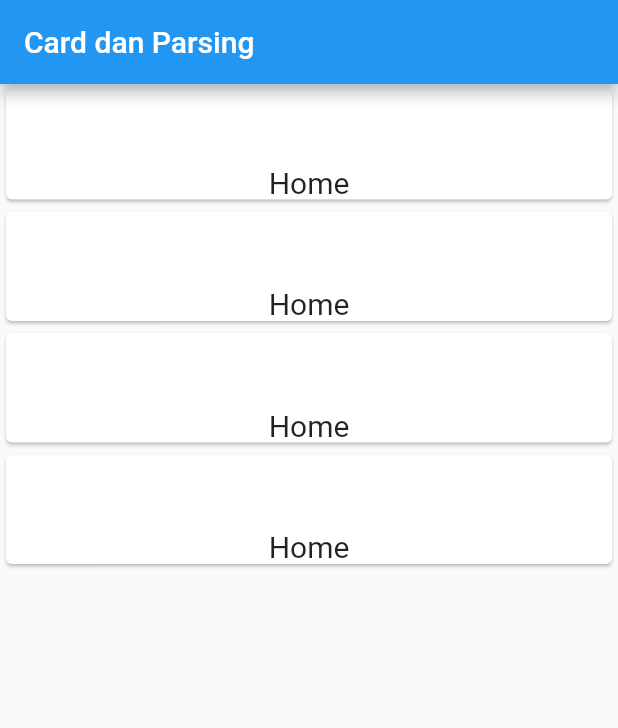
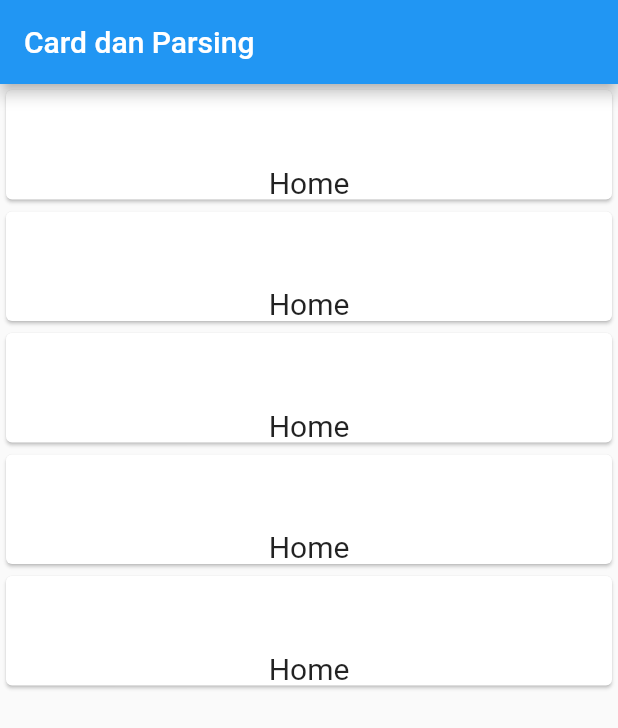
Before and after one commit to aricangcimen/lat_flutter, a Flutter app: the Halsatu screen opened directly, on a phone screen of 412 x 824 dp. Shown: the top 728 px of the screen. Run offline on Flutter 3.47's test engine with Material 2 defaults, Android fonts, the phone set to English and light mode, and no system bars.

Commit message:
pengulangan card

```diff
--- a/lib/main4.dart
+++ b/lib/main4.dart
@@ -28,17 +28,31 @@ class Halsatu extends StatelessWidget {
 
                 ),
 
-        new Card(
-        child:new Column(
-          children: <Widget>[
-        new Icon(Icons.call_missed , size : 50.0 ,  color : Colors.white , ),
-        new Text("Home",style: new TextStyle(fontSize: 20.0),)
-          ],
-        )
+       new CardSaya(),
+       new CardSaya(),
+       new CardSaya(),
+       new CardSaya(),
 
-                ),
 
-           new Card(
+            ],
+
+
+          ),
+      ),
+    );
+  }
+}
+
+class CardSaya extends StatelessWidget {
+
+  CardSaya({this.icon , this.teks } );
+  final IconData icon ;
+  final String teks ;
+
+  @override
+  Widget build(BuildContext context) {
+    return new Container(
+      child:new Card(
         child:new Column(
           children: <Widget>[
         new Icon(Icons.call_missed , size : 50.0 ,  color : Colors.white , ),
@@ -48,21 +62,7 @@ class Halsatu extends StatelessWidget {
 
                 ) ,
 
-            new Card(
-        child:new Column(
-          children: <Widget>[
-        new Icon(Icons.call_missed , size : 50.0 ,  color : Colors.white , ),
-        new Text("Home",style: new TextStyle(fontSize: 20.0),)
-          ],
-        )
 
-                )
-
-            ],
-
-
-          ),
-      ),
     );
   }
 }
```
